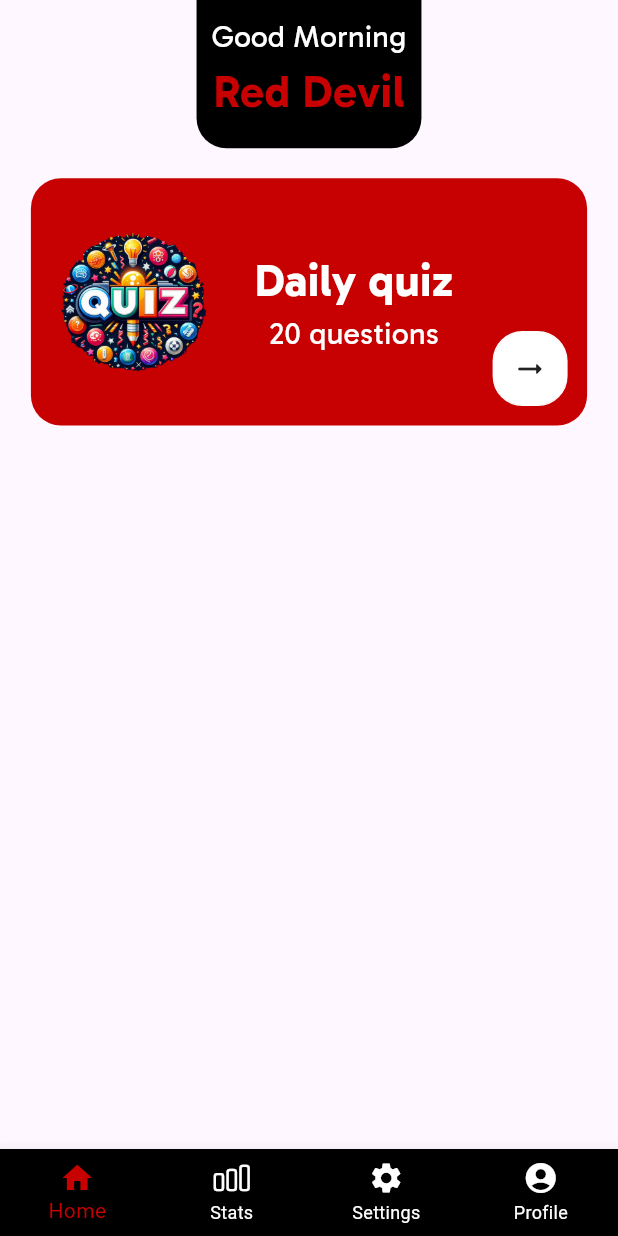
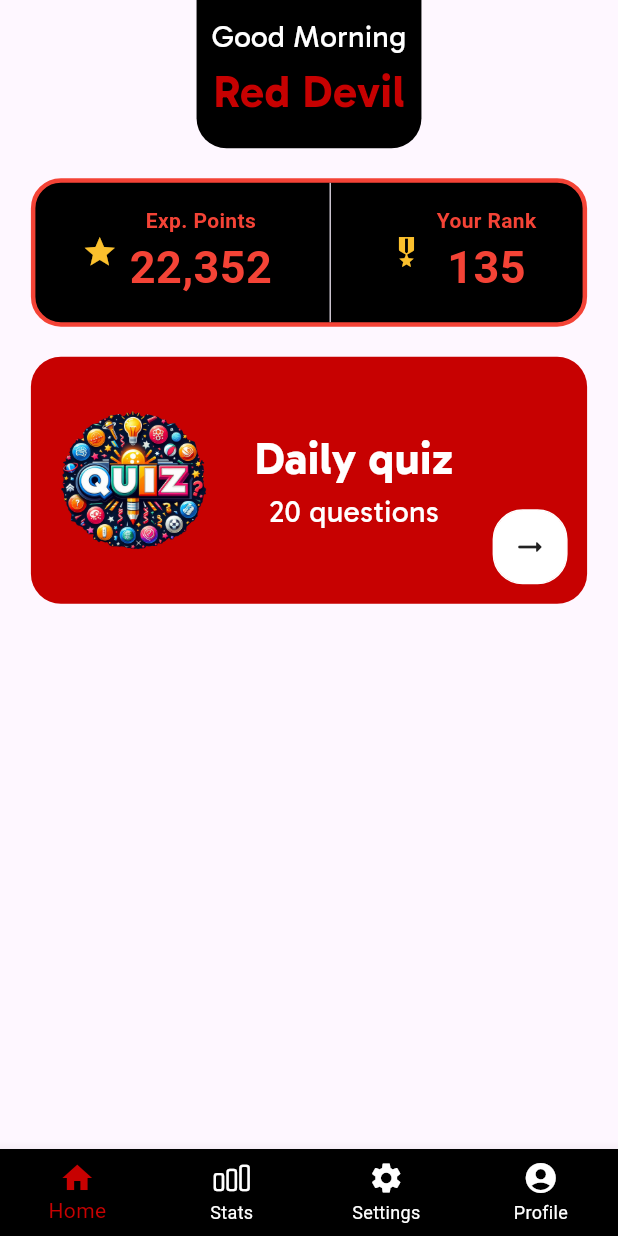
Before and after one commit to AayushPandeyy/manunited_trivia_flutter, a Flutter app: the screen it shows after launch, on a phone screen of 412 x 824 dp. Run offline on Flutter 3.47's test engine with Material 3 defaults, Android fonts, the phone set to English and light mode, and no system bars.

Commit message:
Widget added

```diff
--- a/lib/screens/HomeScreen.dart
+++ b/lib/screens/HomeScreen.dart
@@ -1,6 +1,8 @@
 import 'package:flutter/material.dart';
 import 'package:manunited_trivia/constants/ColorsToUse.dart';
 import 'package:manunited_trivia/constants/ScreenSize.dart';
+import 'package:manunited_trivia/widgets/PointsWidget.dart';
+import 'package:manunited_trivia/widgets/QuizBox.dart';
 
 class HomeScreen extends StatefulWidget {
   const HomeScreen({super.key});
@@ -54,62 +56,11 @@ class _HomeScreenState extends State<HomeScreen> {
             SizedBox(
               height: 20,
             ),
-            Container(
-              padding: EdgeInsets.all(5),
-              height: 0.2 * ScreenSize.screenHeight,
-              width: 0.9 * ScreenSize.screenWidth,
-              decoration: BoxDecoration(
-                  borderRadius: BorderRadius.all(Radius.circular(20)),
-                  color: ColorsToUse().unitedRed),
-              child: Padding(
-                padding: const EdgeInsets.all(8.0),
-                child: Row(
-                  mainAxisAlignment: MainAxisAlignment.spaceBetween,
-                  children: [
-                    Image(
-                      image: AssetImage('assets/images/dq_logo.png'),
-                      height: 110,
-                    ),
-                    Center(
-                      child: Column(
-                        mainAxisAlignment: MainAxisAlignment.center,
-                        children: <Widget>[
-                          Text(
-                            'Daily quiz',
-                            style: TextStyle(
-                              fontFamily: "Gabarito",
-                              fontSize: 30,
-                              fontWeight: FontWeight.bold,
-                              color: Colors.white,
-                            ),
-                          ),
-                          Text(
-                            '20 questions',
-                            style: TextStyle(
-                              fontFamily: "Gabarito",
-                              fontSize: 20,
-                              color: Colors.white,
-                            ),
-                          ),
-                        ],
-                      ),
-                    ),
-                    Align(
-                      alignment: Alignment.bottomRight,
-                      child: Container(
-                        height: 50,
-                        width: 50,
-                        decoration: BoxDecoration(
-                            color: Colors.white,
-                            borderRadius: BorderRadius.circular(20),
-                            border: Border.all(color: Colors.white)),
-                        child: Icon(Icons.arrow_right_alt_rounded),
-                      ),
-                    )
-                  ],
-                ),
-              ),
+            PointsBox(),
+            SizedBox(
+              height: 20,
             ),
+            QuizBox()
           ])),
     ));
   }
--- /dev/null
+++ b/lib/widgets/PointsWidget.dart
@@ -0,0 +1,75 @@
+import 'package:flutter/material.dart';
+import 'package:manunited_trivia/constants/ScreenSize.dart';
+
+class PointsBox extends StatelessWidget {
+  const PointsBox({super.key});
+
+  @override
+  Widget build(BuildContext context) {
+    ScreenSize().init(context: context);
+    return Container(
+      height: ScreenSize.screenHeight * 0.12,
+      width: ScreenSize.screenWidth * 0.9,
+      decoration: BoxDecoration(
+        color: Colors.black,
+        border: Border.all(color: Colors.red, width: 3),
+        borderRadius: BorderRadius.circular(20),
+      ),
+      child: Row(
+        mainAxisAlignment: MainAxisAlignment.spaceEvenly,
+        children: <Widget>[
+          // Experience Points Section
+          Row(
+            children: <Widget>[
+              Icon(Icons.star, color: Colors.yellow[700]), // Star icon
+              SizedBox(width: 8.0),
+              Column(
+                mainAxisAlignment: MainAxisAlignment.center,
+                children: [
+                  Text('Exp. Points',
+                      style: TextStyle(
+                          fontWeight: FontWeight.bold, color: Colors.red)),
+                  SizedBox(width: 4.0),
+                  Text(
+                    '22,352',
+                    style: TextStyle(
+                        color: Colors.red,
+                        fontSize: 30,
+                        fontWeight: FontWeight.bold),
+                  ),
+                ],
+              )
+              // Experience points
+            ],
+          ),
+          VerticalDivider(),
+          // Rank Section
+          Row(
+            children: <Widget>[
+              Icon(Icons.military_tech,
+                  color: Colors.yellow[700]), // Medal icon
+              SizedBox(width: 8.0),
+              Column(
+                mainAxisAlignment: MainAxisAlignment.center,
+                children: [
+                  Text('Your Rank',
+                      style: TextStyle(
+                          fontWeight: FontWeight.bold, color: Colors.red)),
+                  SizedBox(width: 4.0),
+                  Text(
+                    '135',
+                    style: TextStyle(
+                        color: Colors.red,
+                        fontSize: 30,
+                        fontWeight: FontWeight.bold),
+                  ),
+                ],
+              )
+              // Rank number
+            ],
+          ),
+        ],
+      ),
+    );
+  }
+}
--- /dev/null
+++ b/lib/widgets/QuizBox.dart
@@ -0,0 +1,68 @@
+import 'package:flutter/material.dart';
+import 'package:manunited_trivia/constants/ColorsToUse.dart';
+import 'package:manunited_trivia/constants/ScreenSize.dart';
+
+class QuizBox extends StatelessWidget {
+  const QuizBox({super.key});
+
+  @override
+  Widget build(BuildContext context) {
+    ScreenSize().init(context: context);
+    return Container(
+      padding: EdgeInsets.all(5),
+      height: 0.2 * ScreenSize.screenHeight,
+      width: 0.9 * ScreenSize.screenWidth,
+      decoration: BoxDecoration(
+          borderRadius: BorderRadius.all(Radius.circular(20)),
+          color: ColorsToUse().unitedRed),
+      child: Padding(
+        padding: const EdgeInsets.all(8.0),
+        child: Row(
+          mainAxisAlignment: MainAxisAlignment.spaceBetween,
+          children: [
+            Image(
+              image: AssetImage('assets/images/dq_logo.png'),
+              height: 110,
+            ),
+            Center(
+              child: Column(
+                mainAxisAlignment: MainAxisAlignment.center,
+                children: <Widget>[
+                  Text(
+                    'Daily quiz',
+                    style: TextStyle(
+                      fontFamily: "Gabarito",
+                      fontSize: 30,
+                      fontWeight: FontWeight.bold,
+                      color: Colors.white,
+                    ),
+                  ),
+                  Text(
+                    '20 questions',
+                    style: TextStyle(
+                      fontFamily: "Gabarito",
+                      fontSize: 20,
+                      color: Colors.white,
+                    ),
+                  ),
+                ],
+              ),
+            ),
+            Align(
+              alignment: Alignment.bottomRight,
+              child: Container(
+                height: 50,
+                width: 50,
+                decoration: BoxDecoration(
+                    color: Colors.white,
+                    borderRadius: BorderRadius.circular(20),
+                    border: Border.all(color: Colors.white)),
+                child: Icon(Icons.arrow_right_alt_rounded),
+              ),
+            )
+          ],
+        ),
+      ),
+    );
+  }
+}
```
